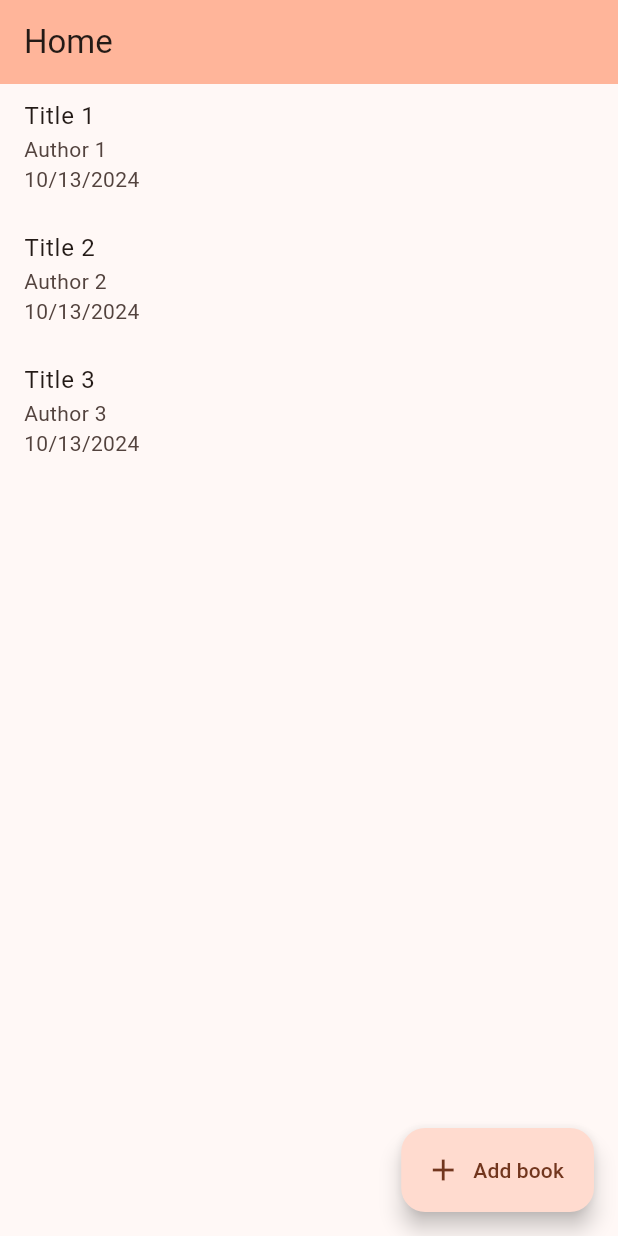
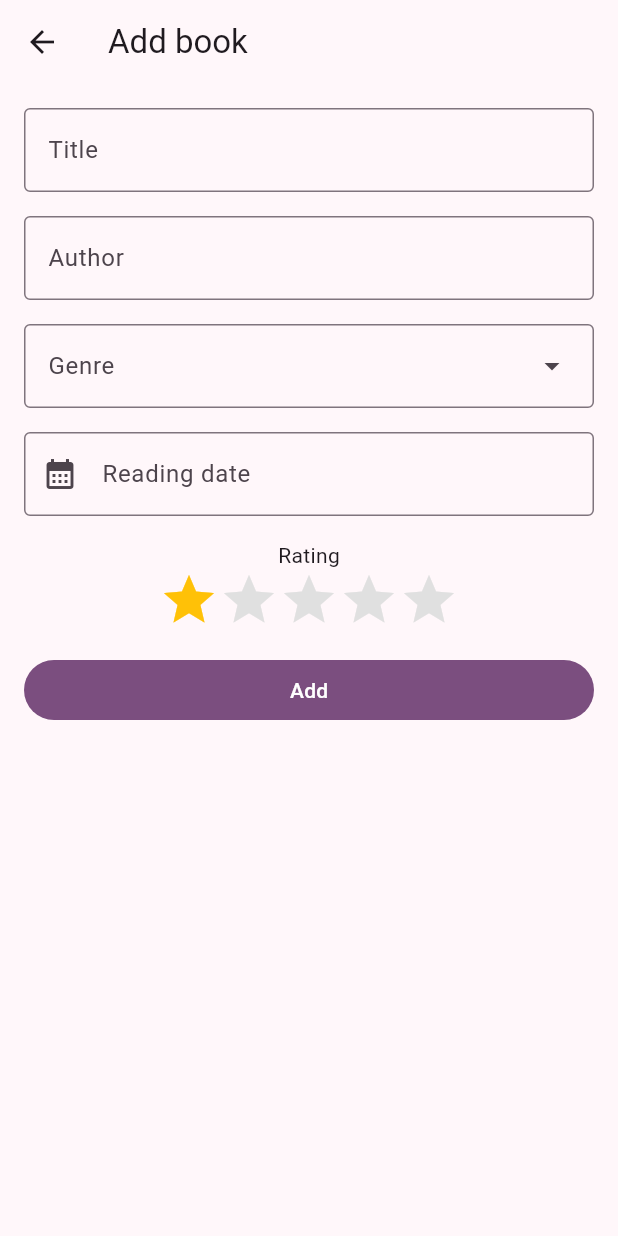
Before and after one commit to vlytvyne/bookshelf, a Flutter app: the screen it shows after launch, after a tap on "Add book", on a phone screen of 412 x 824 dp. Run offline on Flutter 3.47's test engine with Material 3 defaults, Android fonts, the phone set to English and light mode, and no system bars; drawn by our look-alikes of flutter_rating_bar; our stand-ins replace floor, flutter_riverpod, gap, sqflite; accounts and stored records are empty; generated files the repository leaves out were written again.

Commit message:
basic add book ui

```diff
--- a/lib/app/app.dart
+++ b/lib/app/app.dart
@@ -10,8 +10,17 @@ class BookshelfApp extends StatelessWidget {
     return MaterialApp(
       title: 'Bookshelf',
       theme: ThemeData(
-        colorScheme: ColorScheme.fromSeed(seedColor: Colors.brown),
+        colorScheme: ColorScheme.fromSeed(seedColor: Colors.purple),
         useMaterial3: true,
+        inputDecorationTheme: InputDecorationTheme(
+          border: OutlineInputBorder(
+            // borderSide: BorderSide(color: Colors.purple, width: 2),
+          ),
+          focusedBorder: OutlineInputBorder(
+            borderSide: BorderSide(color: Colors.purple, width: 2),
+          ),
+          // errorStyle: ts.size12.red.bold,
+        ),
       ),
       home: const HomeScreen(),
     );
--- /dev/null
+++ b/lib/ui/screens/add_book_screen.dart
@@ -0,0 +1,99 @@
+import 'package:flutter/material.dart';
+import 'package:flutter_rating_bar/flutter_rating_bar.dart';
+import 'package:gap/gap.dart';
+
+class AddBookScreen extends StatefulWidget {
+  const AddBookScreen({super.key});
+
+  @override
+  State<AddBookScreen> createState() => _AddBookScreenState();
+}
+
+class _AddBookScreenState extends State<AddBookScreen> {
+
+  final _formKey = GlobalKey<FormState>();
+  final _titleController = TextEditingController();
+  final _authorController = TextEditingController();
+
+  @override
+  Widget build(BuildContext context) {
+    return Scaffold(
+      appBar: AppBar(
+        title: Text('Add book'),
+      ),
+      body: Form(
+        key: _formKey,
+        child: Padding(
+          padding: const EdgeInsets.symmetric(horizontal: 16),
+          child: Column(
+            children: [
+              const Gap(16),
+              TextFormField(
+                controller: _titleController,
+                decoration: InputDecoration(
+                  hintText: 'Title',
+                ),
+              ),
+              const Gap(16),
+              TextFormField(
+                controller: _authorController,
+                decoration: InputDecoration(
+                  hintText: 'Author',
+                ),
+              ),
+              const Gap(16),
+              DropdownMenu(
+                hintText: 'Genre',
+                width: double.infinity,
+                dropdownMenuEntries: [
+                  DropdownMenuEntry(label: 'Genre 1', value: 'Genre 1'),
+                  DropdownMenuEntry(label: 'Genre 2', value: 'Genre 2'),
+                  DropdownMenuEntry(label: 'Genre 3', value: 'Genre 3'),
+                ],
+                onSelected: (item) {
+
+                },
+              ),
+              const Gap(16),
+              TextFormField(
+                readOnly: true,
+                onTap: () {
+                  showDatePicker(context: context, firstDate: DateTime(1900), lastDate: DateTime.now());
+                },
+                controller: _titleController,
+                decoration: InputDecoration(
+                  hintText: 'Reading date',
+                  prefixIcon: Icon(Icons.calendar_month),
+                ),
+              ),
+              const Gap(16),
+              Text('Rating'),
+              RatingBar.builder(
+                initialRating: 1,
+                minRating: 1,
+                direction: Axis.horizontal,
+                itemCount: 5,
+                unratedColor: Colors.grey[300],
+                onRatingUpdate: (rating) {
+                  print(rating);
+                },
+                itemBuilder: (context, _) => const Icon(
+                  Icons.star,
+                  color: Colors.amber,
+                ),
+              ),
+              const Gap(16),
+              SizedBox(
+                width: double.infinity,
+                child: FilledButton(
+                  onPressed: () {},
+                  child: Text('Add'),
+                ),
+              ),
+            ],
+          ),
+        ),
+      ),
+    );
+  }
+}
--- a/lib/ui/screens/home_screen.dart
+++ b/lib/ui/screens/home_screen.dart
@@ -1,4 +1,5 @@
 import 'package:bookshelf/data/entities/book.dart';
+import 'package:bookshelf/ui/screens/add_book_screen.dart';
 import 'package:bookshelf/ui/screens/book_details_screen.dart';
 import 'package:bookshelf/ui/widgets/tiles/book_tile.dart';
 import 'package:flutter/material.dart';
@@ -57,7 +58,9 @@ class HomeScreen extends StatelessWidget {
         label: const Text('Add book'),
         icon: const Icon(Icons.add),
         onPressed: () {
-
+          Navigator.of(context).push(MaterialPageRoute(builder: (context) {
+            return AddBookScreen();
+          }));
         },
       ),
     );
--- a/pubspec.yaml
+++ b/pubspec.yaml
@@ -13,6 +13,8 @@ dependencies:
   floor: ^1.5.0
   flutter_riverpod: ^2.5.3
   intl: ^0.19.0
+  gap: ^3.0.1
+  flutter_rating_bar: ^4.0.1
 
 dev_dependencies:
   flutter_test:
```
Also changed, not shown: pubspec.lock.
